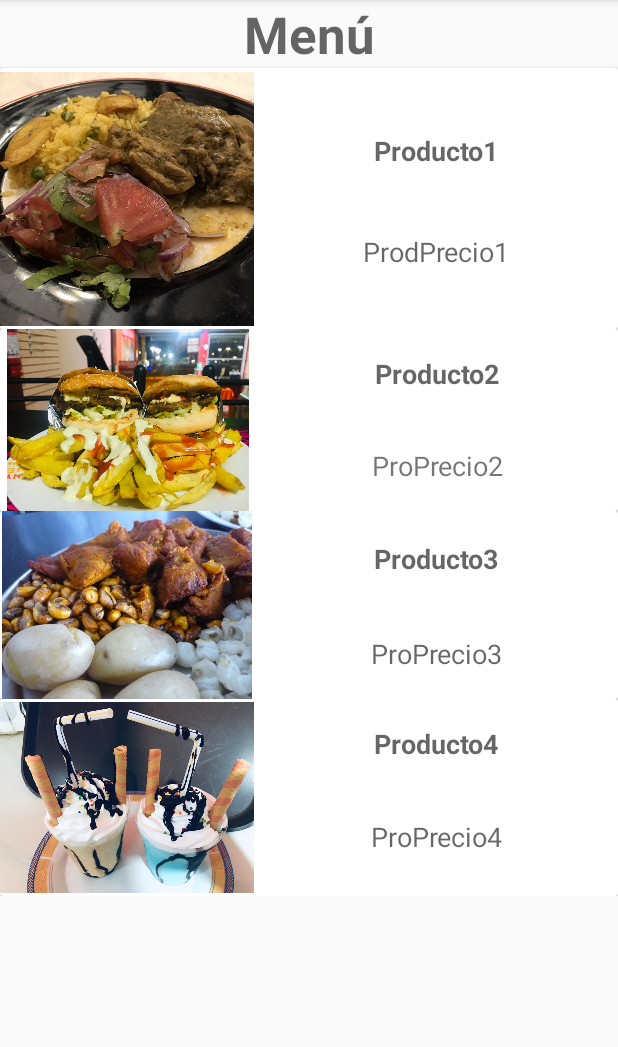
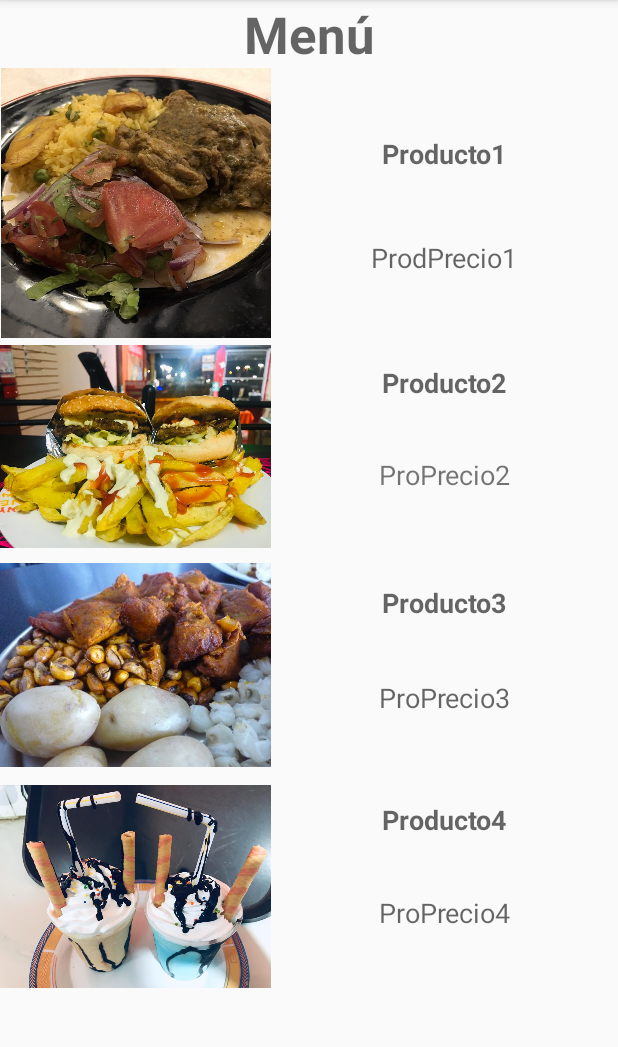
Before and after one commit to AlexAdriano1618/AppComida, an Android app: the Menu screen opened directly, with no data from a screen before it, on a phone screen of 412 x 824 dp, the part 84-1131 px from its top. Run offline under Robolectric (Android 15) with nearby library versions, the phone set to English and light mode, and no system bars.

Commit message:
12-02-2020 menu alineado

```diff
--- a/app/src/main/java/com/alex/appcomida/Menu.java
+++ b/app/src/main/java/com/alex/appcomida/Menu.java
@@ -13,7 +13,7 @@ import com.alex.appcomida.Rest.ConsumoRest;
 
 import java.util.ArrayList;
 
-public class Menu extends AppCompatActivity  implements View.OnClickListener{
+public class Menu extends AppCompatActivity  {
 
     TextView txt1, txt2, txt3, txt4, pre1, pre2, pre3, pre4;
     String cod1, cod2, cod3, cod4;
@@ -131,7 +131,7 @@ public class Menu extends AppCompatActivity  implements View.OnClickListener{
         startActivity(abrir_prod1);
 
     }
-
+/*
     @Override
     public void onClick(View v) {
         switch (v.getId()) {
@@ -149,4 +149,6 @@ public class Menu extends AppCompatActivity  implements View.OnClickListener{
                 break;
         }
     }
+    */
+
 }
--- a/app/src/main/res/layout/activity_menu.xml
+++ b/app/src/main/res/layout/activity_menu.xml
@@ -1,13 +1,13 @@
 <?xml version="1.0" encoding="utf-8"?>
 <ScrollView xmlns:android="http://schemas.android.com/apk/res/android"
+    xmlns:app="http://schemas.android.com/apk/res-auto"
+    xmlns:tools="http://schemas.android.com/tools"
     android:layout_width="match_parent"
     android:layout_height="wrap_content"
     android:fillViewport="false">
-<LinearLayout xmlns:android="http://schemas.android.com/apk/res/android"
-    xmlns:app="http://schemas.android.com/apk/res-auto"
-    xmlns:tools="http://schemas.android.com/tools"
+<LinearLayout
     android:layout_width="match_parent"
-    android:layout_height="match_parent"
+    android:layout_height="wrap_content"
     android:orientation="vertical"
     tools:context=".Menu">
     <TextView
@@ -19,24 +19,20 @@
         android:textAppearance="@style/TextAppearance.AppCompat.Display1"
         android:textStyle="bold" />
 
-    <androidx.cardview.widget.CardView
-        android:id="@+id/cv0"
+    <TableLayout
         android:layout_width="match_parent"
-        android:layout_height="wrap_content"
-        android:clickable="true"
-        android:onClick="onClick"
-        android:visibility="visible"
-        android:focusable="true">
+        android:layout_height="match_parent">
 
-        <LinearLayout
+        <TableRow
             android:layout_width="match_parent"
             android:layout_height="wrap_content"
-            android:orientation="horizontal">
+            android:onClick="EnviarDatosPlato1"
+            android:visibility="visible">
 
             <ImageView
                 android:id="@+id/imgV1"
-                android:layout_width="338dp"
-                android:layout_height="match_parent"
+                android:layout_width="48dp"
+                android:layout_height="180dp"
                 android:layout_weight="1"
                 android:contentDescription="@string/todo"
                 android:onClick="EnviarDatosPlato1"
@@ -44,7 +40,7 @@
 
             <LinearLayout
                 android:layout_width="match_parent"
-                android:layout_height="174dp"
+                android:layout_height="180dp"
                 android:layout_weight="1"
                 android:orientation="vertical">
 
@@ -76,24 +72,16 @@
                     android:textAppearance="@style/TextAppearance.AppCompat.Medium" />
 
             </LinearLayout>
+        </TableRow>
 
-        </LinearLayout>
-    </androidx.cardview.widget.CardView>
-
-    <androidx.cardview.widget.CardView
-        android:id="@+id/cv1"
-        android:layout_width="match_parent"
-        android:layout_height="121dp"
-        android:onClick="onClick">
-
-        <LinearLayout
+        <TableRow
             android:layout_width="match_parent"
-            android:layout_height="match_parent"
-            android:orientation="horizontal">
+            android:layout_height="wrap_content"
+            android:visibility="visible">
 
             <ImageView
                 android:id="@+id/imgV2"
-                android:layout_width="341dp"
+                android:layout_width="48dp"
                 android:layout_height="match_parent"
                 android:layout_weight="1"
                 android:onClick="EnviarDatosPlato2"
@@ -101,7 +89,7 @@
 
             <LinearLayout
                 android:layout_width="match_parent"
-                android:layout_height="match_parent"
+                android:layout_height="wrap_content"
                 android:layout_weight="1"
                 android:orientation="vertical">
 
@@ -118,7 +106,7 @@
                     android:id="@+id/cod2"
                     android:layout_width="match_parent"
                     android:layout_height="wrap_content"
-                    android:text="2"
+                    android:text="@string/_2"
                     android:visibility="invisible" />
 
                 <TextView
@@ -129,24 +117,17 @@
                     android:text="@string/proprecio2"
                     android:textSize="18sp" />
             </LinearLayout>
-        </LinearLayout>
-    </androidx.cardview.widget.CardView>
+        </TableRow>
 
-    <androidx.cardview.widget.CardView
-        android:id="@+id/cv2"
-        android:layout_width="match_parent"
-        android:layout_height="125dp"
-        android:onClick="onClick">
-
-        <LinearLayout
+        <TableRow
             android:layout_width="match_parent"
             android:layout_height="wrap_content"
-            android:orientation="horizontal">
+            android:onClick="EnviarDatosPlato3">
 
             <ImageView
                 android:id="@+id/imgV3"
-                android:layout_width="338dp"
-                android:layout_height="wrap_content"
+                android:layout_width="48dp"
+                android:layout_height="match_parent"
                 android:layout_weight="1"
                 android:contentDescription="@string/todo"
                 android:onClick="EnviarDatosPlato3"
@@ -154,7 +135,7 @@
 
             <LinearLayout
                 android:layout_width="match_parent"
-                android:layout_height="match_parent"
+                android:layout_height="wrap_content"
                 android:layout_weight="1"
                 android:orientation="vertical">
 
@@ -171,7 +152,7 @@
                     android:id="@+id/cod3"
                     android:layout_width="match_parent"
                     android:layout_height="wrap_content"
-                    android:text="3"
+                    android:text="@string/_3"
                     android:visibility="invisible" />
 
                 <TextView
@@ -182,23 +163,16 @@
                     android:text="@string/proprecio3"
                     android:textAppearance="@style/TextAppearance.AppCompat.Medium" />
             </LinearLayout>
-        </LinearLayout>
-    </androidx.cardview.widget.CardView>
+        </TableRow>
 
-    <androidx.cardview.widget.CardView
-        android:id="@+id/cv3"
-        android:layout_width="match_parent"
-        android:layout_height="131dp"
-        android:onClick="onClick">
-
-        <LinearLayout
+        <TableRow
             android:layout_width="match_parent"
             android:layout_height="wrap_content"
-            android:orientation="horizontal">
+            android:onClick="EnviarDatosPlato4">
 
             <ImageView
                 android:id="@+id/imgV4"
-                android:layout_width="338dp"
+                android:layout_width="48dp"
                 android:layout_height="match_parent"
                 android:layout_weight="1"
                 android:onClick="EnviarDatosPlato4"
@@ -206,7 +180,7 @@
 
             <LinearLayout
                 android:layout_width="match_parent"
-                android:layout_height="match_parent"
+                android:layout_height="wrap_content"
                 android:layout_weight="1"
                 android:orientation="vertical">
 
@@ -234,7 +208,8 @@
                     android:textAppearance="@style/TextAppearance.AppCompat.Medium"
                     android:textSize="18sp" />
             </LinearLayout>
-        </LinearLayout>
-    </androidx.cardview.widget.CardView>
+        </TableRow>
+    </TableLayout>
+
 </LinearLayout>
 </ScrollView>
--- a/app/src/main/res/values/strings.xml
+++ b/app/src/main/res/values/strings.xml
@@ -44,4 +44,6 @@
     <string name="direcci_n">Dirección</string>
     <string name="ingrese_la_direcci_n_de_env_o">Ingrese la dirección de envío</string>
     <string name="aqui_ubique_su_posici_n"><![CDATA[<--Aqui ubique su posición]]></string>
+    <string name="_2">2</string>
+    <string name="_3">3</string>
 </resources>
```
